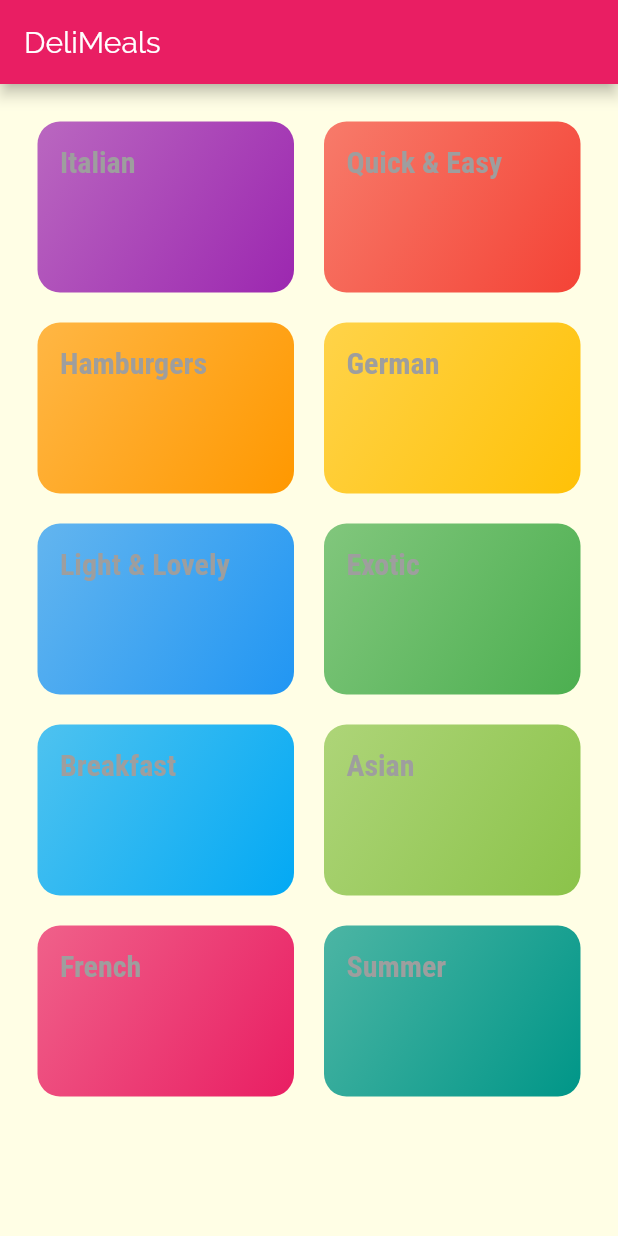
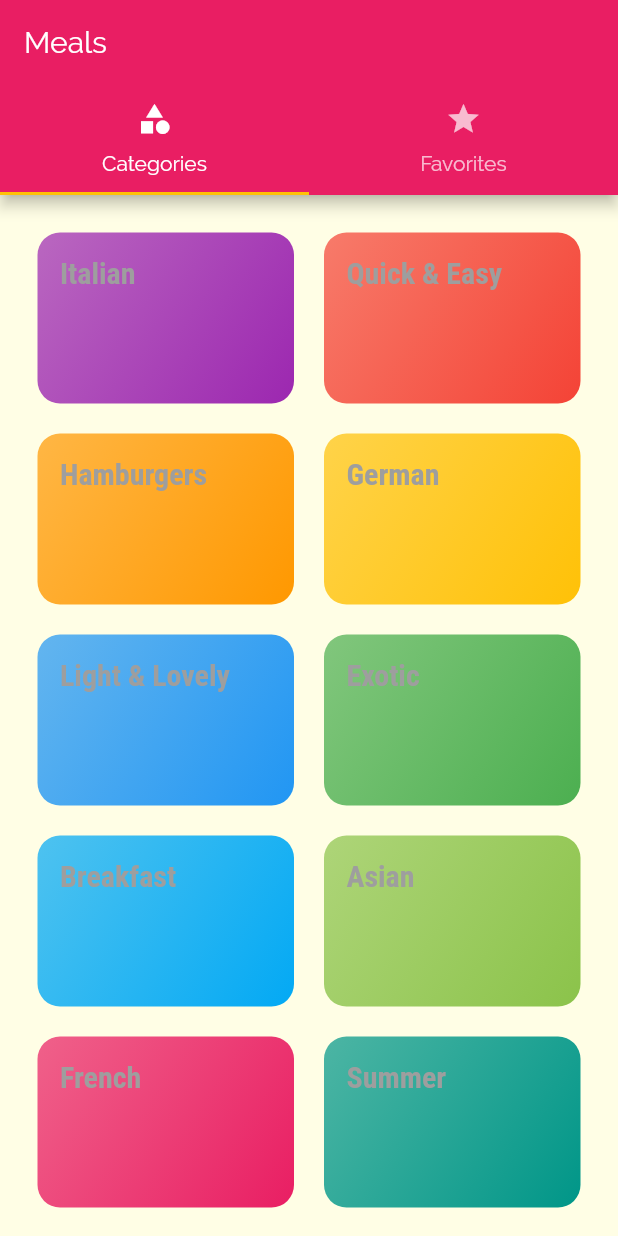
Before and after one commit to Alex9790/MealsApp, a Flutter app: the screen it shows after launch, on a phone screen of 412 x 824 dp. Run offline on Flutter 3.47's test engine with Material 2 defaults, Android fonts, the phone set to English and light mode, and no system bars.

Commit message:
20. Se implementa la funcionalidad de Tabs (Pestañas) ubicados debajo del AppBar Se crea Pantalla base de Favoritos Se elimina la parte de Scaffold de CategoriesScreen debido a que usa el definido en TabsScreen

```diff
--- a/meals_app/lib/main.dart
+++ b/meals_app/lib/main.dart
@@ -3,6 +3,7 @@ import 'package:flutter/material.dart';
 import './screens/categories_screen.dart';
 import './screens/category_meals_screen.dart';
 import './screens/meal_detail_screen.dart';
+import './screens/tabs_screen.dart';
 
 void main() => runApp(MyApp());
 
@@ -35,7 +36,8 @@ class MyApp extends StatelessWidget {
       //home: CategoriesScreen(),
       initialRoute: "/",
       routes: {
-        "/": (ctx) => CategoriesScreen(),
+        //ruta por defecto
+        "/": (ctx) => TabsScreen(),
         CategoryMealsScreen.routeName: (ctx) => CategoryMealsScreen(),
         MealDetailScreen.routeName: (ctx) => MealDetailScreen(),
       },
--- a/meals_app/lib/screens/categories_screen.dart
+++ b/meals_app/lib/screens/categories_screen.dart
@@ -6,11 +6,7 @@ import '../widgets/category_item.dart';
 class CategoriesScreen extends StatelessWidget {
   @override
   Widget build(BuildContext context) {
-    return Scaffold(
-      appBar: AppBar(
-        title: Text('DeliMeals'),
-      ),
-      body: GridView(
+    return GridView(
       padding: EdgeInsets.all(25),
       children: DUMMY_CATEGORIES
           .map(
@@ -27,7 +23,6 @@ class CategoriesScreen extends StatelessWidget {
         crossAxisSpacing: 20,
         mainAxisSpacing: 20,
       ),
-      ),
     );
   }
 }
--- /dev/null
+++ b/meals_app/lib/screens/favorites_screen.dart
@@ -0,0 +1,10 @@
+import 'package:flutter/material.dart';
+
+class FavoritesScreen extends StatelessWidget {
+  @override
+  Widget build(BuildContext context) {
+    return Center(
+      child: Text("Favoritos"),
+    );
+  }
+}
--- /dev/null
+++ b/meals_app/lib/screens/tabs_screen.dart
@@ -0,0 +1,48 @@
+import 'package:flutter/material.dart';
+
+import './categories_screen.dart';
+import './favorites_screen.dart';
+
+class TabsScreen extends StatefulWidget {
+  @override
+  _TabsScreenState createState() => _TabsScreenState();
+}
+
+class _TabsScreenState extends State<TabsScreen> {
+  @override
+  Widget build(BuildContext context) {
+    //metodo para mostrar Tabs debajo del AppBar
+    return DefaultTabController(
+      //cantidad de Tabs
+      length: 2,
+      //definir la Tab por defecto
+      initialIndex: 0,
+      //contiene Scaffold que asu vez configura las Tabs ubicadas debajo del Appbar
+      child: Scaffold(
+        appBar: AppBar(
+          title: Text("Meals"),
+          bottom: TabBar(
+            //crea tantos Tab() Widgets como definidos en el argumento "length"
+            tabs: <Widget>[
+              Tab(
+                icon: Icon(Icons.category),
+                text: "Categories",
+              ),
+              Tab(
+                icon: Icon(Icons.star),
+                text: "Favorites",
+              ),
+            ],
+          ),
+        ),
+        //se agregan tantos como definidos en el argumento "length" //el orden de los tabs definidos aqui deben estar emparejados con los definidos en TabBar()
+        body: TabBarView(
+          children: <Widget>[
+            CategoriesScreen(),
+            FavoritesScreen(),
+          ],
+        ),
+      ),
+    );
+  }
+}
```
Lines whose indentation alone changed are shown as unchanged.
